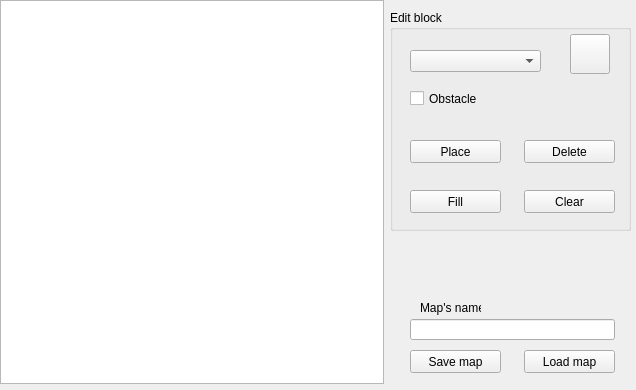
Old version of the form mainwindow.ui in the repository Banadora/tails-editor.
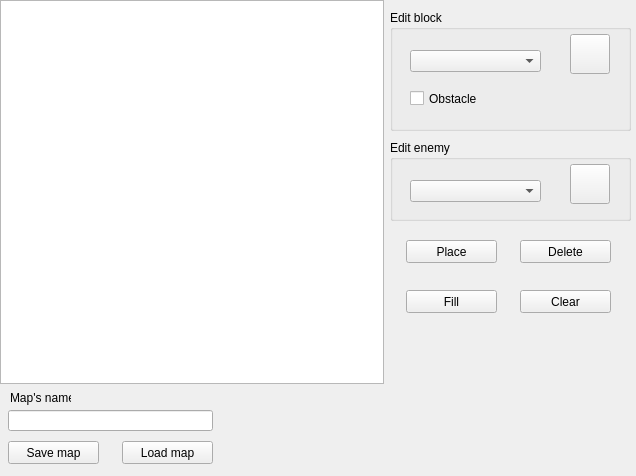
New version of the form. Icons and pictures are not drawn.

Commit message: Added list and icon for enemies + different action on different focused box (blocks or enemies)

Patch:
```diff
--- a/mainwindow.ui
+++ b/mainwindow.ui
@@ -7,7 +7,7 @@
     <x>0</x>
     <y>0</y>
     <width>636</width>
-    <height>390</height>
+    <height>476</height>
    </rect>
   </property>
   <property name="windowTitle">
@@ -30,7 +30,7 @@
       <x>390</x>
       <y>10</y>
       <width>241</width>
-      <height>221</height>
+      <height>121</height>
      </rect>
     </property>
     <property name="title">
@@ -82,64 +82,12 @@
       </size>
      </property>
     </widget>
-    <widget class="QPushButton" name="placeBtn">
-     <property name="geometry">
-      <rect>
-       <x>20</x>
-       <y>130</y>
-       <width>91</width>
-       <height>23</height>
-      </rect>
-     </property>
-     <property name="text">
-      <string>Place</string>
-     </property>
-    </widget>
-    <widget class="QPushButton" name="fillBtn">
-     <property name="geometry">
-      <rect>
-       <x>20</x>
-       <y>180</y>
-       <width>91</width>
-       <height>23</height>
-      </rect>
-     </property>
-     <property name="text">
-      <string>Fill</string>
-     </property>
-    </widget>
-    <widget class="QPushButton" name="clearBtn">
-     <property name="geometry">
-      <rect>
-       <x>134</x>
-       <y>180</y>
-       <width>91</width>
-       <height>23</height>
-      </rect>
-     </property>
-     <property name="text">
-      <string>Clear</string>
-     </property>
-    </widget>
-    <widget class="QPushButton" name="deleteBtn">
-     <property name="geometry">
-      <rect>
-       <x>134</x>
-       <y>130</y>
-       <width>91</width>
-       <height>23</height>
-      </rect>
-     </property>
-     <property name="text">
-      <string>Delete</string>
-     </property>
-    </widget>
    </widget>
    <widget class="QPushButton" name="loadBtn">
     <property name="geometry">
      <rect>
-      <x>524</x>
-      <y>350</y>
+      <x>122</x>
+      <y>441</y>
       <width>91</width>
       <height>23</height>
      </rect>
@@ -151,8 +99,8 @@
    <widget class="QPushButton" name="saveBtn">
     <property name="geometry">
      <rect>
-      <x>410</x>
-      <y>350</y>
+      <x>8</x>
+      <y>441</y>
       <width>91</width>
       <height>23</height>
      </rect>
@@ -164,8 +112,8 @@
    <widget class="QLineEdit" name="nameEdit">
     <property name="geometry">
      <rect>
-      <x>410</x>
-      <y>319</y>
+      <x>8</x>
+      <y>410</y>
       <width>205</width>
       <height>21</height>
      </rect>
@@ -177,8 +125,8 @@
    <widget class="QLabel" name="lblNameEdit">
     <property name="geometry">
      <rect>
-      <x>420</x>
-      <y>300</y>
+      <x>10</x>
+      <y>390</y>
       <width>61</width>
       <height>16</height>
      </rect>
@@ -187,6 +135,104 @@
      <string>Map's name</string>
     </property>
    </widget>
+   <widget class="QPushButton" name="clearBtn">
+    <property name="geometry">
+     <rect>
+      <x>520</x>
+      <y>290</y>
+      <width>91</width>
+      <height>23</height>
+     </rect>
+    </property>
+    <property name="text">
+     <string>Clear</string>
+    </property>
+   </widget>
+   <widget class="QPushButton" name="deleteBtn">
+    <property name="geometry">
+     <rect>
+      <x>520</x>
+      <y>240</y>
+      <width>91</width>
+      <height>23</height>
+     </rect>
+    </property>
+    <property name="text">
+     <string>Delete</string>
+    </property>
+   </widget>
+   <widget class="QPushButton" name="fillBtn">
+    <property name="geometry">
+     <rect>
+      <x>406</x>
+      <y>290</y>
+      <width>91</width>
+      <height>23</height>
+     </rect>
+    </property>
+    <property name="text">
+     <string>Fill</string>
+    </property>
+   </widget>
+   <widget class="QPushButton" name="placeBtn">
+    <property name="geometry">
+     <rect>
+      <x>406</x>
+      <y>240</y>
+      <width>91</width>
+      <height>23</height>
+     </rect>
+    </property>
+    <property name="text">
+     <string>Place</string>
+    </property>
+   </widget>
+   <widget class="QGroupBox" name="EnemyGroupBox">
+    <property name="geometry">
+     <rect>
+      <x>390</x>
+      <y>140</y>
+      <width>241</width>
+      <height>81</height>
+     </rect>
+    </property>
+    <property name="title">
+     <string>Edit enemy</string>
+    </property>
+    <widget class="QComboBox" name="ImagesList_enemies">
+     <property name="geometry">
+      <rect>
+       <x>20</x>
+       <y>40</y>
+       <width>131</width>
+       <height>22</height>
+      </rect>
+     </property>
+    </widget>
+    <widget class="QPushButton" name="enemyIcon">
+     <property name="geometry">
+      <rect>
+       <x>180</x>
+       <y>24</y>
+       <width>40</width>
+       <height>40</height>
+      </rect>
+     </property>
+     <property name="text">
+      <string/>
+     </property>
+     <property name="icon">
+      <iconset resource="rsc.qrc">
+       <normaloff>:/img/blank.png</normaloff>:/img/blank.png</iconset>
+     </property>
+     <property name="iconSize">
+      <size>
+       <width>32</width>
+       <height>32</height>
+      </size>
+     </property>
+    </widget>
+   </widget>
   </widget>
  </widget>
  <layoutdefault spacing="6" margin="11"/>
```
Left out of the diff: 4 changed lines with no effect on the pictures. The commit also changes 8 other files.
